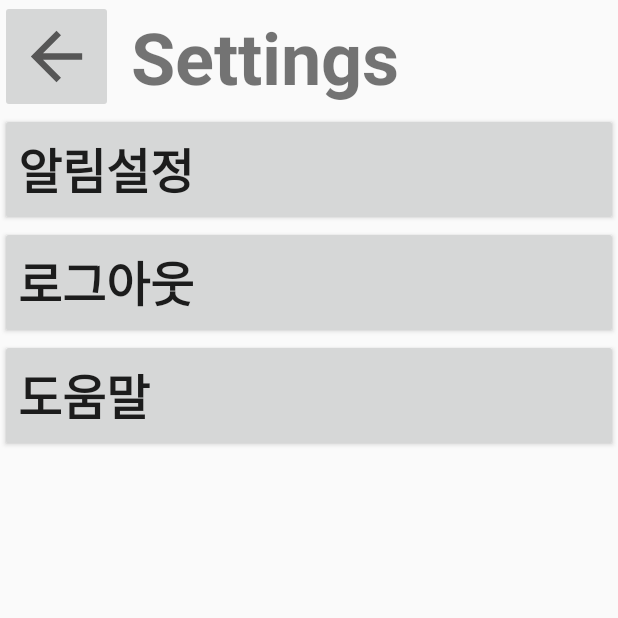
After one commit to lalala5772/sCatdule, an Android app: the SettingActivity screen opened directly, with no data from a screen before it, on a phone screen of 412 x 824 dp, the top half of it. The commit adds this screen. Run offline under Robolectric (Android 15) with nearby library versions, the phone set to English and light mode, and no system bars.

Commit message:
settings

```diff
--- a/app/src/main/AndroidManifest.xml
+++ b/app/src/main/AndroidManifest.xml
@@ -19,6 +19,8 @@
                 <category android:name="android.intent.category.LAUNCHER" />
             </intent-filter>
         </activity>
+        <activity android:name=".SettingActivity"/>
+
     </application>
 
 </manifest>
--- a/app/src/main/java/com/example/scatdule_tmp/MainActivity.java
+++ b/app/src/main/java/com/example/scatdule_tmp/MainActivity.java
@@ -1,20 +1,19 @@
 package com.example.scatdule_tmp;
 
-import static java.sql.DriverManager.println;
+import android.content.Context;
+import android.content.Intent;
+import android.os.Bundle;
+import android.util.Log;
+import android.view.View;
+import android.widget.Button;
+import android.widget.EditText;
+import android.widget.ImageButton;
+import android.widget.ProgressBar;
+import android.widget.TextView;
+import android.widget.Toast;
 
 import androidx.appcompat.app.AppCompatActivity;
 import androidx.fragment.app.Fragment;
-
-import android.content.Context;
-import android.os.Bundle;
-import android.util.Log;
-import android.view.View;
-import android.view.WindowManager;
-import android.widget.Button;
-import android.widget.EditText;
-import android.widget.ProgressBar;
-import android.widget.TextView;
-import android.widget.Toast;
 
 import java.text.SimpleDateFormat;
 import java.util.Calendar;
@@ -35,6 +34,16 @@ public class MainActivity extends AppCompatActivity {
     protected void onCreate(Bundle savedInstanceState) {
         super.onCreate(savedInstanceState);
         setContentView(R.layout.activity_main);
+
+        //이동
+        ImageButton setting_btn = (ImageButton) findViewById(R.id.settings);
+        setting_btn.setOnClickListener(new View.OnClickListener() {
+            @Override
+            public void onClick(View view) {
+                Intent intent = new Intent(getApplicationContext(), SettingActivity.class);
+                startActivity(intent);
+            }
+        });
 
         //todolist 기능 구현을 위한 코드 -> MainFragment 코드와 related됨
         mainFragment = new MainFragment();
--- /dev/null
+++ b/app/src/main/java/com/example/scatdule_tmp/SettingActivity.java
@@ -0,0 +1,26 @@
+package com.example.scatdule_tmp;
+
+import android.os.Bundle;
+import android.view.View;
+import android.widget.ImageButton;
+
+import androidx.annotation.Nullable;
+import androidx.appcompat.app.AppCompatActivity;
+
+public class SettingActivity extends AppCompatActivity {
+    private ImageButton back_btn;
+
+    @Override
+    protected void onCreate(@Nullable Bundle savedInstanceState){
+        super.onCreate(savedInstanceState);
+        setContentView(R.layout.activity_settings);
+
+        ImageButton setting_btn = (ImageButton) findViewById(R.id.backButton);
+        setting_btn.setOnClickListener(new View.OnClickListener() {
+            @Override
+            public void onClick(View view) {
+                finish();
+            }
+        });
+    }
+}
--- /dev/null
+++ b/app/src/main/res/layout/activity_settings.xml
@@ -0,0 +1,68 @@
+<?xml version="1.0" encoding="utf-8"?>
+<androidx.constraintlayout.widget.ConstraintLayout xmlns:android="http://schemas.android.com/apk/res/android"
+    xmlns:app="http://schemas.android.com/apk/res-auto"
+    xmlns:tools="http://schemas.android.com/tools"
+    android:id="@+id/ConstraintLayout"
+    android:layout_width="match_parent"
+    android:layout_height="match_parent">
+
+    <ImageButton
+        android:id="@+id/backButton"
+        android:layout_width="75dp"
+        android:layout_height="75dp"
+        android:adjustViewBounds="true"
+        android:scaleType="fitCenter"
+        app:layout_constraintStart_toStartOf="parent"
+        app:layout_constraintTop_toTopOf="parent"
+        app:srcCompat="?attr/actionModeCloseDrawable" />
+
+    <TextView
+        android:id="@+id/settings_text"
+        android:layout_width="0dp"
+        android:layout_height="75dp"
+        android:gravity="fill_vertical"
+        android:text=" Settings"
+        android:textAlignment="viewStart"
+        android:textSize="48sp"
+        android:textStyle="bold"
+        app:layout_constraintEnd_toEndOf="parent"
+        app:layout_constraintHorizontal_bias="0.0"
+        app:layout_constraintStart_toEndOf="@+id/backButton"
+        tools:layout_editor_absoluteY="0dp" />
+
+    <Button
+        android:id="@+id/notificationSettings_text"
+        android:layout_width="0dp"
+        android:layout_height="75dp"
+        android:text="알림설정"
+        android:textAlignment="viewStart"
+        android:textSize="32dp"
+        android:textStyle="bold"
+        app:layout_constraintEnd_toEndOf="parent"
+        app:layout_constraintStart_toStartOf="parent"
+        app:layout_constraintTop_toBottomOf="@+id/settings_text" />
+
+    <Button
+        android:id="@+id/logout_text"
+        android:layout_width="0dp"
+        android:layout_height="75dp"
+        android:text="로그아웃"
+        android:textAlignment="viewStart"
+        android:textSize="32dp"
+        android:textStyle="bold"
+        app:layout_constraintEnd_toEndOf="parent"
+        app:layout_constraintStart_toStartOf="parent"
+        app:layout_constraintTop_toBottomOf="@+id/notificationSettings_text" />
+
+    <Button
+        android:id="@+id/help_text"
+        android:layout_width="0dp"
+        android:layout_height="75dp"
+        android:text="도움말"
+        android:textAlignment="viewStart"
+        android:textSize="32dp"
+        android:textStyle="bold"
+        app:layout_constraintEnd_toEndOf="parent"
+        app:layout_constraintStart_toStartOf="parent"
+        app:layout_constraintTop_toBottomOf="@+id/logout_text" />
+</androidx.constraintlayout.widget.ConstraintLayout>
```
Also changed, not shown: 1 other file.
